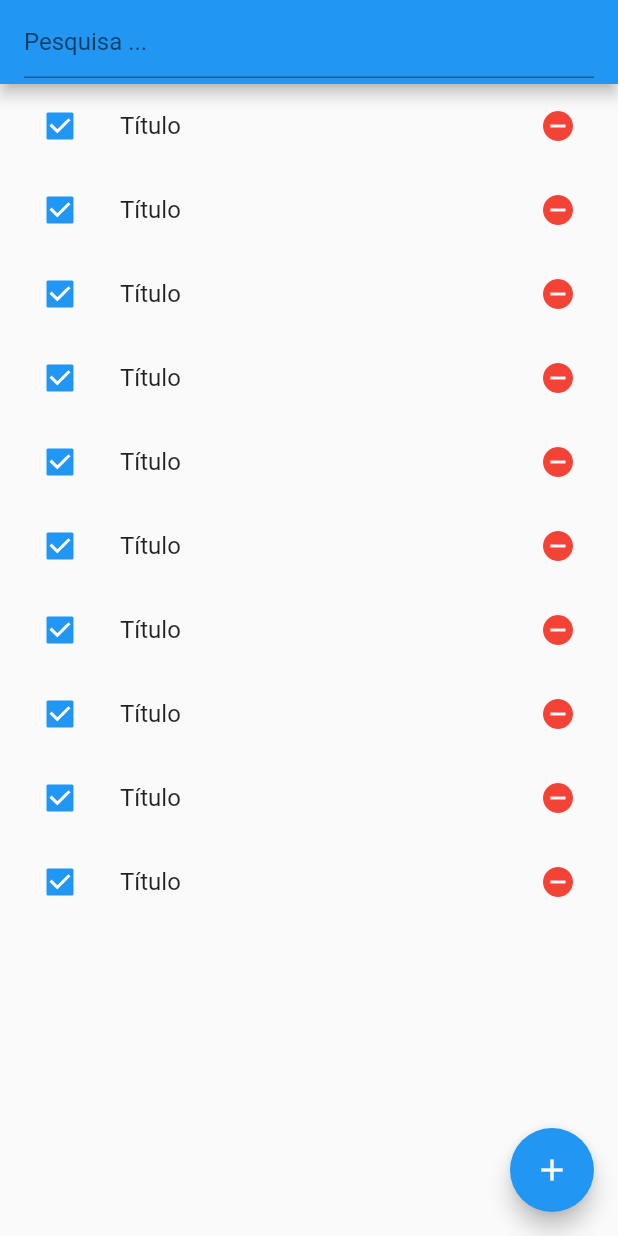
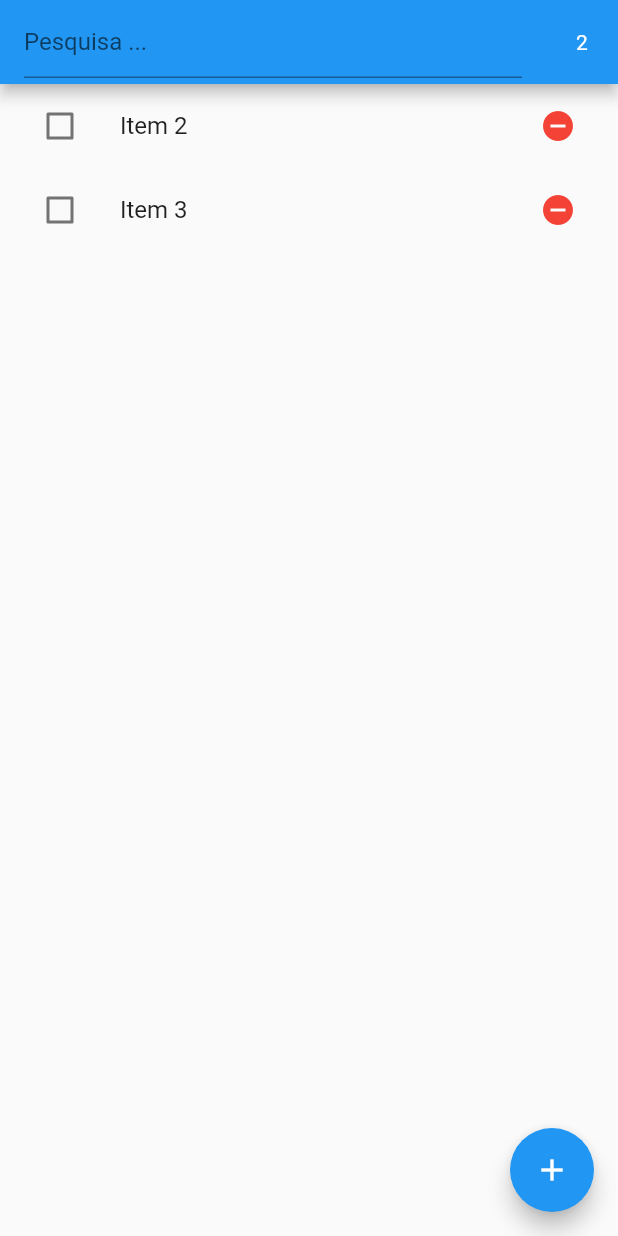
Before and after one commit to samuel1sm/MobxExmple, a Flutter app: the screen it shows after launch, after a tap on the "remove circle" icon, on a phone screen of 412 x 824 dp. Run offline on Flutter 3.47's test engine with Material 2 defaults, Android fonts, the light colour scheme and no system bars; our stand-ins replace flutter_mobx, mobx; generated files the repository leaves out were written again.

Commit message:
updating screen

```diff
--- a/lib/components/item_widget.dart
+++ /dev/null
@@ -1,21 +0,0 @@
-import 'package:flutter/material.dart';
-
-class ItemWidget extends StatelessWidget {
-  const ItemWidget({Key? key}) : super(key: key);
-
-  @override
-  Widget build(BuildContext context) {
-    return ListTile(
-      title: const Text('Título'),
-      leading: Checkbox(
-        value: true,
-        onChanged: (value) {},
-      ),
-      trailing: IconButton(
-        onPressed: () {},
-        icon: const Icon(Icons.remove_circle),
-        color: Colors.red,
-      ),
-    );
-  }
-}
--- a/lib/main.dart
+++ b/lib/main.dart
@@ -1,7 +1,7 @@
 import 'package:flutter/material.dart';
 import 'package:provider/provider.dart';
 
-import 'home.dart';
+import 'pages/home.dart';
 
 void main() => runApp(const AppWidget());
 
--- /dev/null
+++ b/lib/models/item_model.dart
@@ -0,0 +1,30 @@
+// ignore_for_file: public_member_api_docs, sort_constructors_first
+import 'package:mobx/mobx.dart';
+
+part 'item_model.g.dart';
+
+class ItemModel = _ItemModelBase with _$ItemModel;
+
+abstract class _ItemModelBase with Store {
+  @observable
+  String? title;
+
+  @observable
+  bool? check;
+
+  _ItemModelBase.defaultValues() {
+    title = "teste";
+    check = false;
+  }
+
+  _ItemModelBase({
+    required this.title,
+    required this.check,
+  });
+
+  @action
+  setTitle(String? value) => title = value;
+
+  @action
+  setCheck(bool? value) => check = value;
+}
--- /dev/null
+++ b/lib/pages/components/item_widget.dart
@@ -0,0 +1,35 @@
+import 'package:flutter/foundation.dart';
+import 'package:flutter/material.dart';
+import 'package:flutter_mobx/flutter_mobx.dart';
+import 'package:mobx_flutterando/models/item_model.dart';
+
+class ItemWidget extends StatelessWidget {
+  final ItemModel item;
+  final Function() removeClicked;
+
+  const ItemWidget({
+    Key? key,
+    required this.item,
+    required this.removeClicked,
+  }) : super(key: key);
+
+  @override
+  Widget build(BuildContext context) {
+    return Observer(
+      builder: (_) {
+        return ListTile(
+          title: Text(item.title ?? "Titulo"),
+          leading: Checkbox(
+            value: item.check,
+            onChanged: item.setCheck,
+          ),
+          trailing: IconButton(
+            onPressed: removeClicked,
+            icon: const Icon(Icons.remove_circle),
+            color: Colors.red,
+          ),
+        );
+      },
+    );
+  }
+}
--- a/lib/home.dart
+++ b/lib/pages/home.dart
@@ -1,8 +1,8 @@
 import 'package:flutter/material.dart';
 import 'package:flutter_mobx/flutter_mobx.dart';
-import 'package:provider/provider.dart';
-
+import '../models/item_model.dart';
 import 'components/item_widget.dart';
+import 'home_controller.dart';
 
 class HomePage extends StatefulWidget {
   const HomePage({Key? key}) : super(key: key);
@@ -12,6 +12,9 @@ class HomePage extends StatefulWidget {
 }
 
 class _HomePageState extends State<HomePage> {
+  final controller = HomeController();
+  var model = ItemModel.defaultValues();
+
   _dialog() {
     showDialog(
         context: context,
@@ -19,7 +22,7 @@ class _HomePageState extends State<HomePage> {
           return AlertDialog(
             title: const Text("Adicionar item"),
             content: TextField(
-              onChanged: (value) {},
+              onChanged: model.setTitle,
               decoration: const InputDecoration(
                 border: OutlineInputBorder(),
                 labelText: 'Novo Item',
@@ -27,7 +30,10 @@ class _HomePageState extends State<HomePage> {
             ),
             actions: [
               TextButton(
-                onPressed: () {},
+                onPressed: () {
+                  controller.addItem(model);
+                  Navigator.pop(context);
+                },
                 child: const Text('Savar'),
               ),
               TextButton(
@@ -45,15 +51,30 @@ class _HomePageState extends State<HomePage> {
   Widget build(BuildContext context) {
     return Scaffold(
       appBar: AppBar(
-          title: const TextField(
-        decoration: InputDecoration(hintText: "Pesquisa ..."),
-      )),
-      body: ListView.builder(
-        itemCount: 10,
-        itemBuilder: (_, index) {
-          return const ItemWidget();
-        },
+        title: const TextField(
+          decoration: InputDecoration(hintText: "Pesquisa ..."),
+        ),
+        actions: [
+          IconButton(
+              onPressed: () {},
+              icon: Observer(builder: (_) {
+                return Text("${controller.totalChecked}");
+              }))
+        ],
       ),
+      body: Observer(builder: (_) {
+        return ListView.builder(
+          itemCount: controller.listItems.length,
+          itemBuilder: (_, index) {
+            var item = controller.listItems[index];
+            return ItemWidget(
+                item: item,
+                removeClicked: () {
+                  controller.removeItem(item);
+                });
+          },
+        );
+      }),
       floatingActionButton: FloatingActionButton(
         child: const Icon(Icons.add),
         onPressed: () {
--- /dev/null
+++ b/lib/pages/home_controller.dart
@@ -0,0 +1,27 @@
+import 'package:mobx/mobx.dart';
+import 'package:mobx_flutterando/models/item_model.dart';
+part 'home_controller.g.dart';
+
+class HomeController = _HomeControllerBase with _$HomeController;
+
+abstract class _HomeControllerBase with Store {
+  @observable
+  ObservableList<ItemModel> listItems = [
+    ItemModel(title: "Item 1", check: true),
+    ItemModel(title: "Item 2", check: false),
+    ItemModel(title: "Item 3", check: false),
+  ].asObservable();
+
+  @computed
+  int get totalChecked => listItems.length;
+
+  @action
+  addItem(ItemModel item) {
+    listItems.add(item);
+  }
+
+  @action
+  removeItem(ItemModel model) {
+    listItems.remove(model);
+  }
+}
```
Also changed, not shown: lib/models/item_model.g.dart (added), lib/pages/home_controller.g.dart (added).
